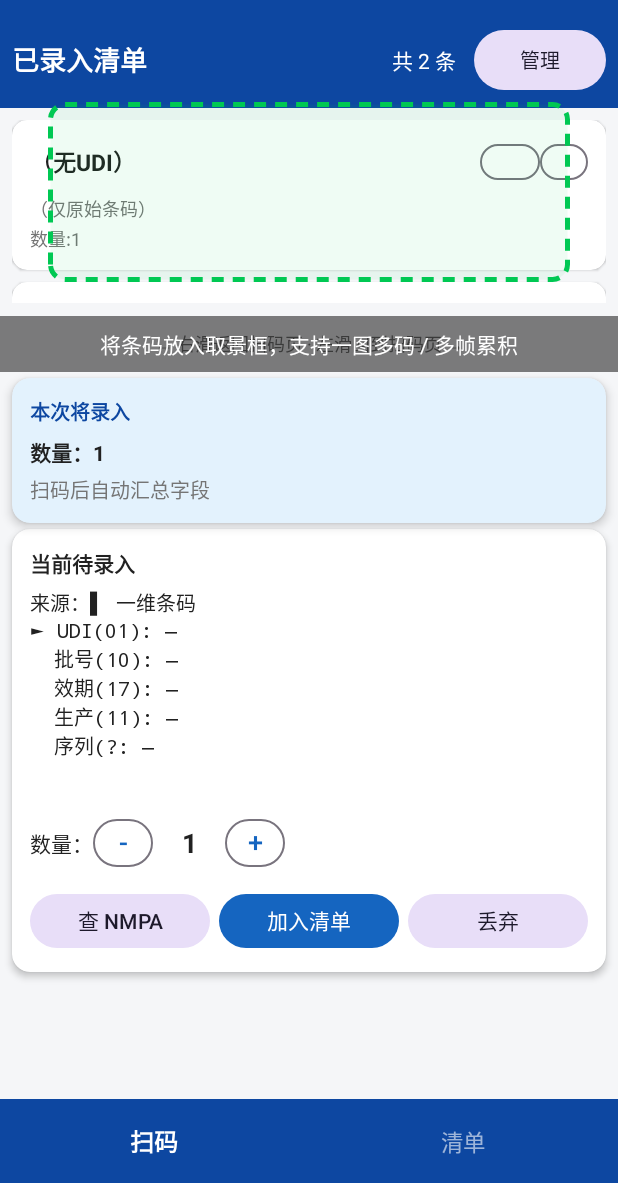
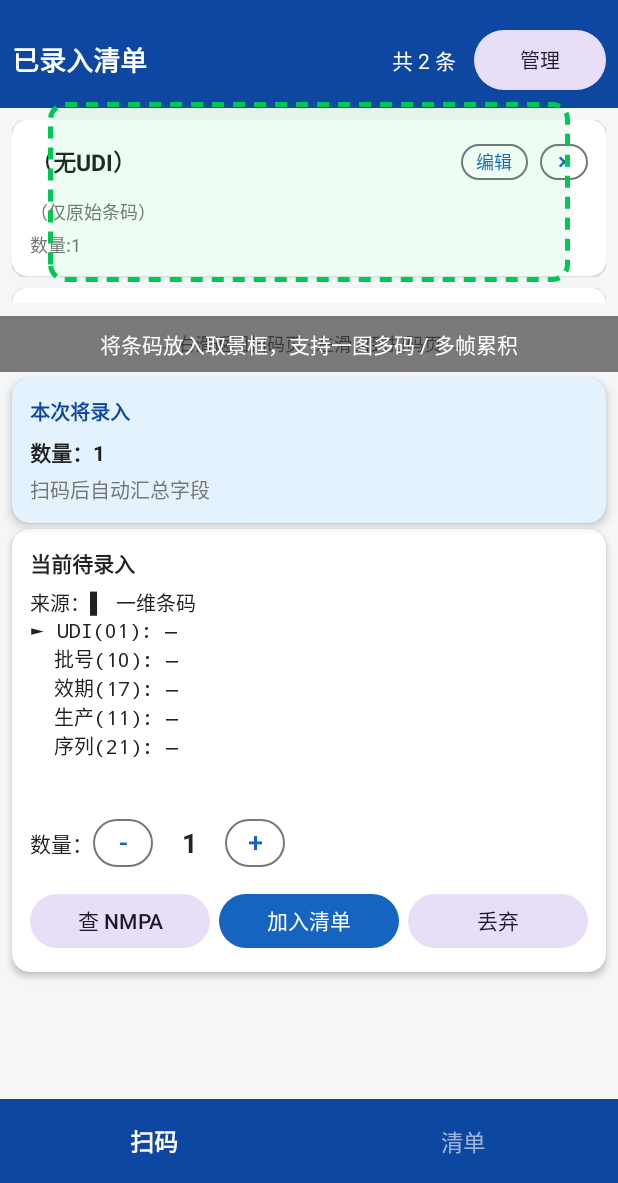
Before and after one commit to xiaobaidian/hospital-udi-scan, an Android app: the fragment ListFragment placed in its activity, after a tap on "丢弃", on a phone screen of 412 x 824 dp, the part 53-1236 px from its top. Run offline under Robolectric (Android 15) with nearby library versions, the light colour scheme and no system bars; libraries missing offline, so code that uses them is left out: com.journeyapps.barcodescanner; plain views replace DecoratedBarcodeView; 4 statements that could not run were skipped; 3 other taps on this screen came first.

Commit message:
fix: 丢弃按钮刷新UI;序列默认21;顶部横条显示型号;清单item按钮紧凑带间隔

```diff
--- a/app/src/main/java/com/hospital/udiscan/ScanFragment.kt
+++ b/app/src/main/java/com/hospital/udiscan/ScanFragment.kt
@@ -126,8 +126,12 @@ class ScanFragment : Fragment() {
             val udi = vm.bufUdi
             if (!udi.isNullOrEmpty()) queryNmpa(udi) else toast(R.string.toast_no_udi)
         }
-        btnAdd.setOnClickListener { commitBuffer() }
-        btnDiscard.setOnClickListener { vm.clearBuffer() }
+        btnAdd.setOnClickListener { commitBuffer(); updateBufferUi() }
+        btnDiscard.setOnClickListener {
+            vm.clearBuffer()
+            updateBufferUi()
+            toast(R.string.toast_discarded)
+        }
 
         tvProduct.setOnClickListener {
             val udi = vm.bufUdi
@@ -233,13 +237,14 @@ class ScanFragment : Fragment() {
         appendField(b, "批号(10)", vm.bufBatch)
         appendField(b, "效期(17)", Gs1Parser.formatDateYYMMDD(vm.bufExpiry) ?: vm.bufExpiry)
         appendField(b, "生产(11)", Gs1Parser.formatDateYYMMDD(vm.bufProduction) ?: vm.bufProduction)
-        appendField(b, "序列(${vm.bufSerialAi ?: "?"}", vm.bufSerial)
+        val serialAi = vm.bufSerialAi ?: "21"
+        appendField(b, "序列($serialAi)", vm.bufSerial)
         if (vm.bufPendingUnknown.isNotEmpty()) {
             b.append("\n⚠ 待确认：").append(vm.bufPendingUnknown.joinToString(" / "))
         }
         tvBuffer.text = b.toString()
-        // 顶部醒目横条：查询到的型号/名称优先显示在这里（更直观）
-        val topText = when (vm.bufNmpaState) {
+        // 顶部醒目横条：查询到的名称 + 型号（型号另起一行，更直观）
+        val namePart = when (vm.bufNmpaState) {
             "ok" -> "✓ ${vm.bufProduct ?: ""}"
             "local" -> "✎ 本地字典：${vm.bufProduct ?: ""}"
             "pending" -> "⚠ 待核对：${vm.bufProduct ?: ""}"
@@ -248,6 +253,8 @@ class ScanFragment : Fragment() {
             "querying" -> "… 查询中"
             else -> vm.bufProduct ?: ""
         }
+        val specPart = if (!vm.bufSpec.isNullOrEmpty()) "型号：${vm.bufSpec}" else ""
+        val topText = if (namePart.isEmpty()) specPart else if (specPart.isEmpty()) namePart else "$namePart\n$specPart"
         if (topText.isEmpty()) {
             tvProductTop.visibility = View.GONE
         } else {
--- a/app/src/main/res/layout/item_scan.xml
+++ b/app/src/main/res/layout/item_scan.xml
@@ -33,14 +33,23 @@
                 android:id="@+id/tv_state"
                 android:layout_width="wrap_content"
                 android:layout_height="wrap_content"
-                android:padding="4dp"
+                android:paddingHorizontal="8dp"
+                android:paddingVertical="2dp"
+                android:layout_marginEnd="6dp"
                 android:textSize="11sp" />
 
             <Button
                 android:id="@+id/btn_edit"
                 style="@style/Widget.Material3.Button.OutlinedButton"
-                android:layout_width="40dp"
+                android:layout_width="wrap_content"
                 android:layout_height="32dp"
+                android:minWidth="0dp"
+                android:minHeight="32dp"
+                android:paddingHorizontal="10dp"
+                android:paddingVertical="0dp"
+                android:gravity="center"
+                android:includeFontPadding="false"
+                android:layout_marginStart="6dp"
                 android:text="编辑"
                 android:textSize="12sp" />
 
@@ -49,15 +58,21 @@
                 style="@style/Widget.Material3.Button.OutlinedButton"
                 android:layout_width="32dp"
                 android:layout_height="32dp"
+                android:minWidth="32dp"
+                android:minHeight="32dp"
+                android:padding="0dp"
+                android:gravity="center"
+                android:includeFontPadding="false"
+                android:layout_marginStart="8dp"
                 android:text="×"
-                android:textSize="14sp" />
+                android:textSize="16sp" />
         </LinearLayout>
 
         <TextView
             android:id="@+id/tv_detail"
             android:layout_width="match_parent"
             android:layout_height="wrap_content"
-            android:layout_marginTop="6dp"
+            android:layout_marginTop="8dp"
             android:textSize="12sp"
             android:textColor="@color/text_sub" />
 
@@ -65,7 +80,7 @@
             android:id="@+id/tv_meta"
             android:layout_width="match_parent"
             android:layout_height="wrap_content"
-            android:layout_marginTop="2dp"
+            android:layout_marginTop="4dp"
             android:textSize="12sp"
             android:textColor="@color/text_sub" />
     </LinearLayout>
--- a/app/src/main/res/values/strings.xml
+++ b/app/src/main/res/values/strings.xml
@@ -16,6 +16,7 @@
     <string name="list_title">已录入清单</string>
     <string name="swipe_back_hint">← 右滑返回扫码页 · 左滑回到扫码页 →</string>
     <string name="toast_added">已加入清单（左滑查看）</string>
+    <string name="toast_discarded">已清空当前待录入</string>
     <string name="toast_deleted">已删除该条</string>
     <string name="preview_qty">数量：%1$d</string>
     <string name="preview_hint_empty">扫码后自动汇总字段</string>
```
